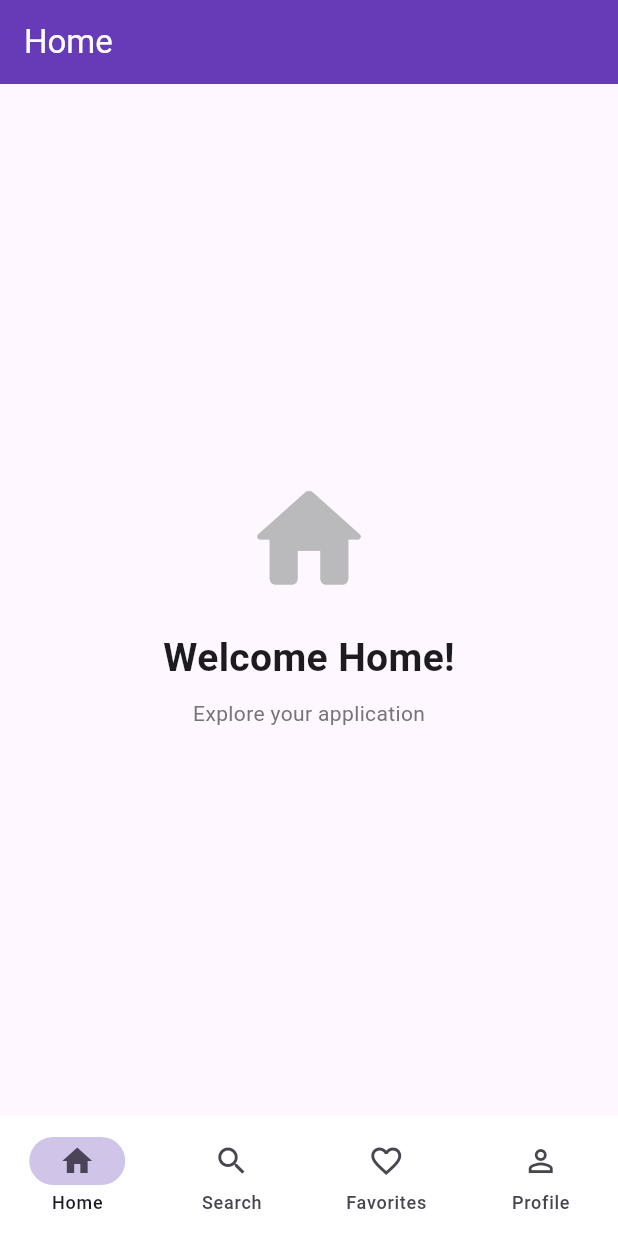
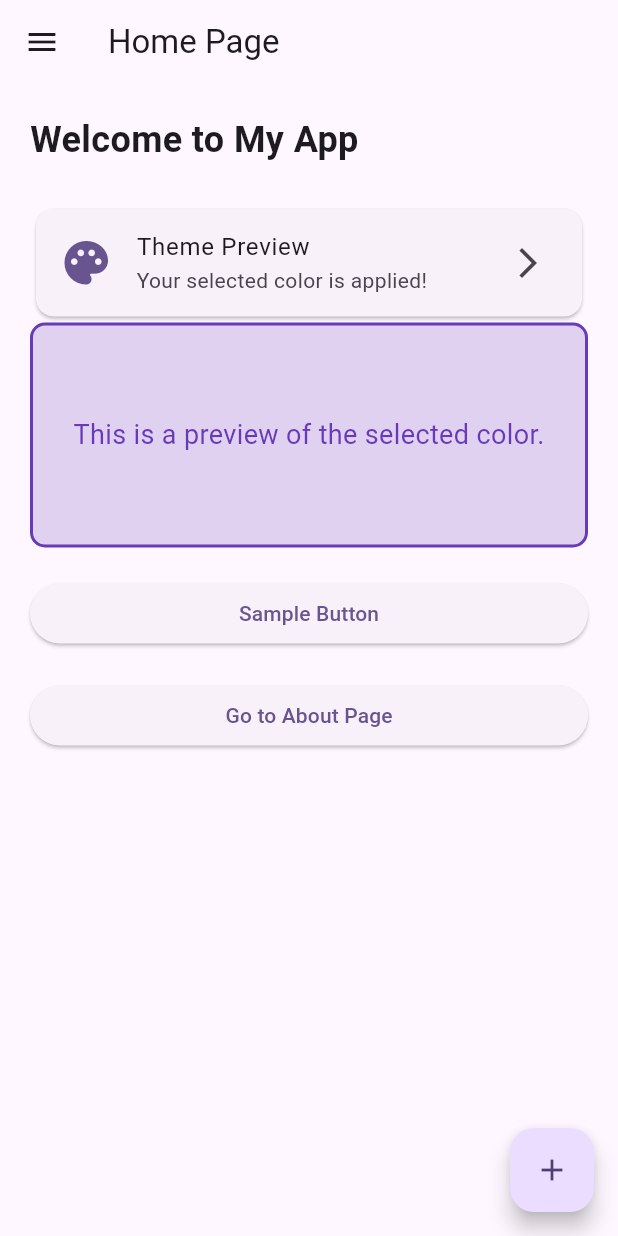
Before and after one commit to zillur07/basic-Github, a Flutter app: the screen it shows after launch, on a phone screen of 412 x 824 dp. Run offline on Flutter 3.47's test engine with Material 3 defaults, Android fonts, the phone set to English and light mode, and no system bars.

Commit message:
color change app

```diff
--- a/lib/main.dart
+++ b/lib/main.dart
@@ -1,218 +1,6 @@
-// import 'package:flutter/material.dart';
-// import 'package:git_app_basic/src/app.dart';
-
-// void main() {
-//   runApp(App());
-// }
-
 import 'package:flutter/material.dart';
+import 'package:git_app_basic/src/app.dart';
 
 void main() {
-  runApp(const MyApp());
+  runApp(App());
 }
-
-class MyApp extends StatelessWidget {
-  const MyApp({super.key});
-
-  @override
-  Widget build(BuildContext context) {
-    return MaterialApp(
-      debugShowCheckedModeBanner: false,
-      title: 'Bottom Navigation App',
-      theme: ThemeData(
-        colorScheme: ColorScheme.fromSeed(seedColor: Colors.deepPurple),
-        useMaterial3: true,
-      ),
-      home: const MainScreen(),
-    );
-  }
-}
-
-class MainScreen extends StatefulWidget {
-  const MainScreen({super.key});
-
-  @override
-  State<MainScreen> createState() => _MainScreenState();
-}
-
-class _MainScreenState extends State<MainScreen> {
-  int selectedIndex = 0;
-
-  final List<Widget> pages = const [
-    HomePage(),
-    SearchPage(),
-    FavoritesPage(),
-    ProfilePage(),
-  ];
-
-  @override
-  Widget build(BuildContext context) {
-    return Scaffold(
-      body: IndexedStack(index: selectedIndex, children: pages),
-      bottomNavigationBar: NavigationBar(
-        selectedIndex: selectedIndex,
-        onDestinationSelected: (index) {
-          setState(() {
-            selectedIndex = index;
-          });
-        },
-        backgroundColor: Colors.white,
-        indicatorColor: Colors.deepPurple.shade100,
-        destinations: const [
-          NavigationDestination(
-            icon: Icon(Icons.home_outlined),
-            selectedIcon: Icon(Icons.home),
-            label: 'Home',
-          ),
-          NavigationDestination(icon: Icon(Icons.search), label: 'Search'),
-          NavigationDestination(
-            icon: Icon(Icons.favorite_border),
-            selectedIcon: Icon(Icons.favorite),
-            label: 'Favorites',
-          ),
-          NavigationDestination(
-            icon: Icon(Icons.person_outline),
-            selectedIcon: Icon(Icons.person),
-            label: 'Profile',
-          ),
-        ],
-      ),
-    );
-  }
-}
-
-// Home Page
-class HomePage extends StatelessWidget {
-  const HomePage({super.key});
-
-  @override
-  Widget build(BuildContext context) {
-    return Scaffold(
-      appBar: AppBar(
-        title: const Text('Home'),
-        backgroundColor: Colors.deepPurple,
-        foregroundColor: Colors.white,
-      ),
-      body: Center(
-        child: Column(
-          mainAxisAlignment: MainAxisAlignment.center,
-          children: [
-            const Icon(
-              Icons.home_rounded,
-              size: 90,
-              color: Color.fromARGB(255, 186, 185, 187),
-            ),
-            const SizedBox(height: 16),
-            const Text(
-              'Welcome Home!',
-              style: TextStyle(fontSize: 26, fontWeight: FontWeight.bold),
-            ),
-            const SizedBox(height: 8),
-            Text(
-              'Explore your application',
-              style: TextStyle(color: Colors.grey.shade600),
-            ),
-          ],
-        ),
-      ),
-    );
-  }
-}
-
-// Search Page
-class SearchPage extends StatelessWidget {
-  const SearchPage({super.key});
-
-  @override
-  Widget build(BuildContext context) {
-    return Scaffold(
-      appBar: AppBar(title: const Text('Search')),
-      body: Padding(
-        padding: const EdgeInsets.all(20),
-        child: Column(
-          children: [
-            TextField(
-              decoration: InputDecoration(
-                hintText: 'Search here...',
-                prefixIcon: const Icon(Icons.search),
-                border: OutlineInputBorder(
-                  borderRadius: BorderRadius.circular(16),
-                ),
-              ),
-            ),
-            const SizedBox(height: 30),
-            const Icon(Icons.manage_search, size: 80, color: Colors.deepPurple),
-            const Text('Find what you need', style: TextStyle(fontSize: 20)),
-          ],
-        ),
-      ),
-    );
-  }
-}
-
-// Favorites Page
-class FavoritesPage extends StatelessWidget {
-  const FavoritesPage({super.key});
-
-  @override
-  Widget build(BuildContext context) {
-    return Scaffold(
-      appBar: AppBar(title: const Text('Favorites')),
-      body: Center(
-        child: Column(
-          mainAxisAlignment: MainAxisAlignment.center,
-          children: const [
-            Icon(Icons.favorite_rounded, size: 90, color: Colors.redAccent),
-            SizedBox(height: 16),
-            Text(
-              'Your Favorites',
-              style: TextStyle(fontSize: 25, fontWeight: FontWeight.bold),
-            ),
-            SizedBox(height: 8),
-            Text('Your favorite items will appear here.'),
-          ],
-        ),
-      ),
-    );
-  }
-}
-
-// Profile Page
-class ProfilePage extends StatelessWidget {
-  const ProfilePage({super.key});
-
-  @override
-  Widget build(BuildContext context) {
-    return Scaffold(
-      appBar: AppBar(title: const Text('Profile')),
-      body: Center(
-        child: Column(
-          mainAxisAlignment: MainAxisAlignment.center,
-          children: [
-            const CircleAvatar(
-              radius: 55,
-              backgroundColor: Colors.deepPurple,
-              child: Icon(Icons.person, size: 65, color: Colors.white),
-            ),
-            const SizedBox(height: 16),
-            const Text(
-              'Zillur Rahman',
-              style: TextStyle(fontSize: 25, fontWeight: FontWeight.bold),
-            ),
-            const SizedBox(height: 8),
-            Text(
-              'Flutter Developer',
-              style: TextStyle(color: Colors.grey.shade600),
-            ),
-            const SizedBox(height: 20),
-            FilledButton.icon(
-              onPressed: () {},
-              icon: const Icon(Icons.edit),
-              label: const Text('Edit Profile'),
-            ),
-          ],
-        ),
-      ),
-    );
-  }
-}
--- a/lib/src/app.dart
+++ b/lib/src/app.dart
@@ -1,6 +1,5 @@
 import 'package:flutter/material.dart';
 import 'package:git_app_basic/src/pages/home_page.dart';
-import 'package:git_app_basic/src/pages/profile_page.dart';
 
 class App extends StatefulWidget {
   const App({super.key});
@@ -28,16 +27,15 @@ class _AppState extends State<App> {
         useMaterial3: true,
         colorScheme: ColorScheme.fromSeed(seedColor: selectedColor),
       ),
-      // home: HomePage(
-      //   colors: colors,
-      //   selectedColor: selectedColor,
-      //   onColorChange: (color) {
-      //     setState(() {
-      //       selectedColor = color;
-      //     });
-      //   },
-      // ),
-      home: ProfilePage(),
+      home: HomePage(
+        colors: colors,
+        selectedColor: selectedColor,
+        onColorChange: (color) {
+          setState(() {
+            selectedColor = color;
+          });
+        },
+      ),
     );
   }
 }
--- a/lib/src/pages/home_page.dart
+++ b/lib/src/pages/home_page.dart
@@ -103,10 +103,6 @@ class HomePage extends StatelessWidget {
 
             const SizedBox(height: 20),
 
-            // Text(
-            //   'Selected Color: $selectedColor',
-            //   style: const TextStyle(fontSize: 16),
-            // ),
             ElevatedButton(
               onPressed: () {
                 Navigator.push(
```
Also changed, not shown: lib/src/pages/profile_page.dart (deleted, +0 -18 lines).
